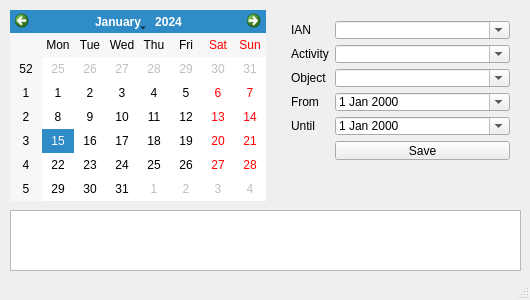
panosdim/CLICS, file mainwindow.ui: the form before one commit.
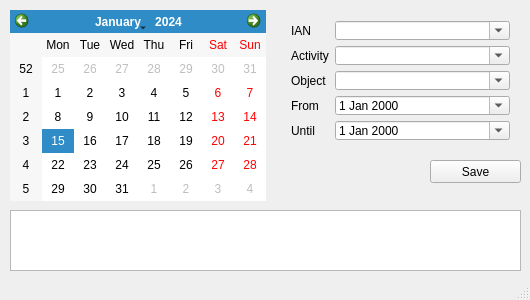
The form after the commit. Icons and pictures are not drawn.

```diff
--- a/mainwindow.ui
+++ b/mainwindow.ui
@@ -64,7 +64,7 @@
       <x>280</x>
       <y>10</y>
       <width>241</width>
-      <height>161</height>
+      <height>141</height>
      </rect>
     </property>
     <layout class="QFormLayout" name="formLayout">
@@ -141,8 +141,17 @@
        </property>
       </widget>
      </item>
-     <item row="5" column="1">
+    </layout>
+   </widget>
       <widget class="QPushButton" name="btnSave">
+    <property name="geometry">
+     <rect>
+      <x>430</x>
+      <y>160</y>
+      <width>91</width>
+      <height>23</height>
+     </rect>
+    </property>
        <property name="autoFillBackground">
         <bool>false</bool>
        </property>
@@ -152,9 +161,6 @@
        <property name="text">
         <string>Save</string>
        </property>
-      </widget>
-     </item>
-    </layout>
    </widget>
   </widget>
   <widget class="QStatusBar" name="statusBar"/>
```
Left out of the diff: 4 changed lines with no effect on the pictures. Lines whose indentation alone changed are shown as unchanged.
